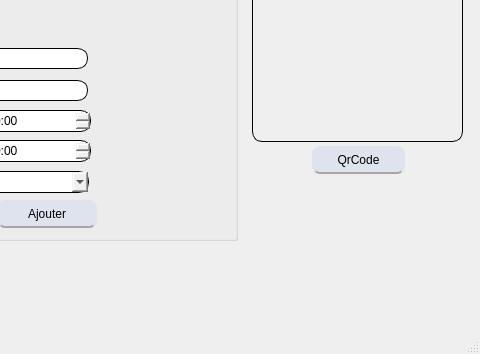
This is mainwindow.ui in naouelboughattas/Smart_Shop_2A17 as Qt 5 draws it before an edit; both pictures show x 523 to 1003 and y 221 to 575 of the 1003 by 575 pixel window. The edited form follows.
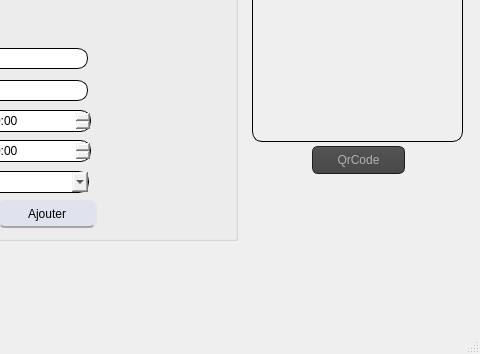
This is the edited form. Icons and pictures are not drawn. Custom widgets are drawn as their Qt base class.

Commit message: QRCode button modifié !

The edit to the form file:
```diff
--- a/mainwindow.ui
+++ b/mainwindow.ui
@@ -2714,25 +2714,27 @@
        </rect>
       </property>
       <property name="styleSheet">
-       <string notr="true">QPushButton {
-background: #dfe3ee;
-border: 2px solid #dfe3ee;
-border-bottom-color: #aaa5a5; /* same as the pane color */
-border-top-left-radius: 7px;
-border-top-right-radius: 7px;
-min-width: 80px;
-border-radius: 8px;
-color: black;
-font-size:12px;
-font-family:Arial, Helvetica, sans-serif;
-
-
+       <string notr="true">QPushButton
+{
+    color: #b1b1b1;
+    background-color: QLinearGradient( x1: 0, y1: 0, x2: 0, y2: 1, stop: 0 #565656, stop: 0.1 #525252, stop: 0.5 #4e4e4e, stop: 0.9 #4a4a4a, stop: 1 #464646);
+    border-width: 1px;
+    border-color: #1e1e1e;
+    border-style: solid;
+    border-radius: 6;
+    padding: 3px;
+    font-size: 12px;
+    padding-left: 5px;
+    padding-right: 5px;
 }
-QPushButton:hover {
-color:#fff;
-background:#8b9dc3;
-border: none;
 
+QPushButton:pressed
+{
+    background-color: QLinearGradient( x1: 0, y1: 0, x2: 0, y2: 1, stop: 0 #2d2d2d, stop: 0.1 #2b2b2b, stop: 0.5 #292929, stop: 0.9 #282828, stop: 1 #252525);
+}
+QComboBox:hover,QPushButton:hover
+{
+    border: 2px solid QLinearGradient( x1: 0, y1: 0, x2: 0, y2: 1, stop: 0 #ffa02f, stop: 1 #d7801a);
 }
 </string>
       </property>
```
